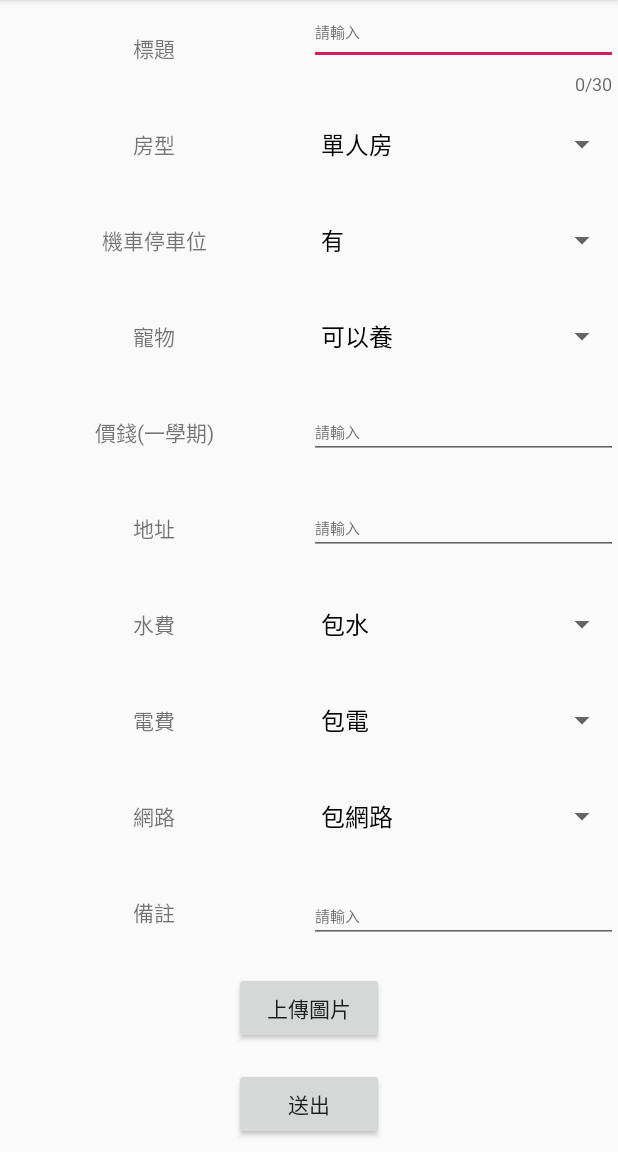
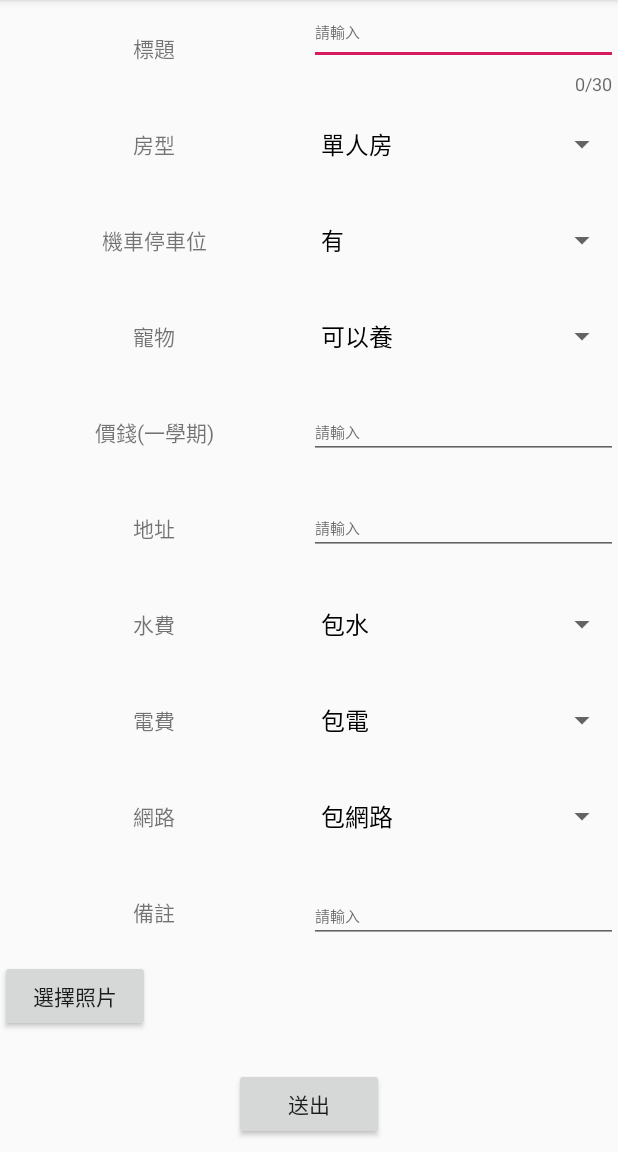
Before and after one commit to Jabo1209/PCCU, an Android app: the fragment FragmentList_upload shown on its own in the app's theme, on a phone screen of 412 x 824 dp, the part 84-1236 px from its top. Run offline under Robolectric (Android 15) with nearby library versions, the phone set to English and light mode, and no system bars; our stand-ins replace Firebase (no records; nobody signed in at launch, a user with empty details on screens opened directly).

Commit message:
2019/06/04

```diff
--- a/app/src/main/java/com/example/pccu/FragmentList_upload.java
+++ b/app/src/main/java/com/example/pccu/FragmentList_upload.java
@@ -1,8 +1,15 @@
 package com.example.pccu;
 
+import android.content.Intent;
+import android.database.Cursor;
+import android.net.Uri;
 import android.os.Bundle;
+import android.provider.OpenableColumns;
 import android.support.annotation.NonNull;
+import android.support.annotation.Nullable;
 import android.support.v4.app.Fragment;
+import android.support.v7.widget.LinearLayoutManager;
+import android.support.v7.widget.RecyclerView;
 import android.util.Log;
 import android.view.LayoutInflater;
 import android.view.View;
@@ -11,32 +18,133 @@ import android.widget.ArrayAdapter;
 import android.widget.Button;
 import android.widget.EditText;
 import android.widget.Spinner;
+import android.widget.Toast;
 
 import com.google.android.gms.tasks.OnFailureListener;
 import com.google.android.gms.tasks.OnSuccessListener;
 import com.google.firebase.auth.FirebaseAuth;
 import com.google.firebase.auth.FirebaseUser;
 import com.google.firebase.firestore.FirebaseFirestore;
+import com.google.firebase.storage.FirebaseStorage;
+import com.google.firebase.storage.StorageReference;
+import com.google.firebase.storage.UploadTask;
 
+import java.util.ArrayList;
 import java.util.Date;
 import java.util.HashMap;
+import java.util.List;
 import java.util.Map;
+
+import static android.app.Activity.RESULT_OK;
 
 
 public class FragmentList_upload extends Fragment {
 
-    Spinner spinner1,spinner2,spinner3,spinner4,spinner5,spinner6;
-    EditText et_title,et_money,et_address,et_remark;
-    Button picture_upload,bt_send;
-    String db_title,db_room,db_parkingspace,db_pet,db_money,db_address,db_waterfee,db_electricityfee,db_internet,db_remark;
-    FirebaseFirestore db;
-    FirebaseUser user;
+    private Spinner spinner1,spinner2,spinner3,spinner4,spinner5,spinner6;
+    private EditText et_title,et_money,et_address,et_remark;
+    private Button bt_send;
+    private String db_title,db_room,db_parkingspace,db_pet,db_money,db_address,db_waterfee,db_electricityfee,db_internet,db_remark;
+    private FirebaseFirestore db;
+    private FirebaseUser user;
+
+    private static final int RESULT_LOAD_IMAGE = 1;
+
+    private Button mSelectBtn;
+    private RecyclerView mUploadList;
+
+    private List<String> fileNameList;
+    private List<String> fileDoneList;
+
+    private UploadListAdapter uploadListAdapter;
+
+    private StorageReference mStorage;
+
 
     @Override
     public View onCreateView(LayoutInflater inflater, ViewGroup container,
                              Bundle savedInstanceState) {
         View view = inflater.inflate(R.layout.activity_upload, container, false);
 
+        initView(view);
+        initData();
+        return view;
+    }
+
+    @Override
+    public void onActivityResult(int requestCode, int resultCode, @Nullable Intent data) {
+        super.onActivityResult(requestCode, resultCode, data);
+
+        if(requestCode == RESULT_LOAD_IMAGE && resultCode == RESULT_OK){
+
+            if(data.getClipData() != null){
+
+                int totalItemsSelected = data.getClipData().getItemCount();
+
+                for(int i = 0; i < totalItemsSelected; i++){
+
+                    Uri fileUri = data.getClipData().getItemAt(i).getUri();
+
+                    String fileName = getFileName(fileUri);
+
+                    fileNameList.add(fileName);
+                    fileDoneList.add("uploading");
+                    uploadListAdapter.notifyDataSetChanged();
+
+                    StorageReference fileToUpload = mStorage.child("Images").child(fileName);
+
+                    final int finalI = i;
+                    fileToUpload.putFile(fileUri).addOnSuccessListener(new OnSuccessListener<UploadTask.TaskSnapshot>() {
+                        @Override
+                        public void onSuccess(UploadTask.TaskSnapshot taskSnapshot) {
+
+                            fileDoneList.remove(finalI);
+                            fileDoneList.add(finalI, "done");
+
+                            uploadListAdapter.notifyDataSetChanged();
+
+                        }
+                    });
+
+                }
+
+                //Toast.makeText(MainActivity.this, "Selected Multiple Files", Toast.LENGTH_SHORT).show();
+
+            } else if (data.getData() != null){
+
+                Toast.makeText(getActivity(), "Selected Single File", Toast.LENGTH_SHORT).show();
+
+            }
+
+        }
+    }
+
+    public String getFileName(Uri uri) {
+        String result = null;
+        if (uri.getScheme().equals("content")) {
+            Cursor cursor = getActivity().getApplicationContext().getContentResolver().query(uri, null, null, null, null);
+            try {
+                if (cursor != null && cursor.moveToFirst()) {
+                    result = cursor.getString(cursor.getColumnIndex(OpenableColumns.DISPLAY_NAME));
+                }
+            } finally {
+                cursor.close();
+            }
+        }
+        if (result == null) {
+            result = uri.getPath();
+            int cut = result.lastIndexOf('/');
+            if (cut != -1) {
+                result = result.substring(cut + 1);
+            }
+        }
+        return result;
+    }
+
+    private void initData(){
+        mStorage = FirebaseStorage.getInstance().getReference();
+    }
+
+    private void initView(View view){
         spinner1=(Spinner)view.findViewById(R.id.spinner1);
         spinner2=(Spinner)view.findViewById(R.id.spinner2);
         spinner3=(Spinner)view.findViewById(R.id.spinner3);
@@ -47,8 +155,34 @@ public class FragmentList_upload extends Fragment {
         et_money=(EditText)view.findViewById(R.id.money);
         et_address=(EditText)view.findViewById(R.id.address);
         et_remark=(EditText)view.findViewById(R.id.remark);
-        picture_upload=(Button)view.findViewById(R.id.picture);
         bt_send=(Button)view.findViewById(R.id.send);
+
+        mSelectBtn = (Button)view.findViewById(R.id.select_btn);
+        mUploadList = (RecyclerView)view.findViewById(R.id.upload_list);
+
+
+        fileNameList = new ArrayList<>();
+        fileDoneList = new ArrayList<>();
+
+        uploadListAdapter = new UploadListAdapter(fileNameList, fileDoneList);
+
+        //RecyclerView
+
+        mUploadList.setLayoutManager(new LinearLayoutManager(getActivity()));
+        mUploadList.setHasFixedSize(true);
+        mUploadList.setAdapter(uploadListAdapter);
+
+        mSelectBtn.setOnClickListener(new View.OnClickListener() {
+            @Override
+            public void onClick(View view) {
+
+                Intent intent = new Intent();
+                intent.setType("image/*");
+                intent.putExtra(Intent.EXTRA_ALLOW_MULTIPLE, true);
+                intent.setAction(Intent.ACTION_GET_CONTENT);
+                startActivityForResult(Intent.createChooser(intent,"Select Picture"), RESULT_LOAD_IMAGE);
+            }
+        });
 
         //房型選單
         final String[] room={"單人房","雙人房","三人房","四人房","家庭式","其他"};
@@ -123,7 +257,7 @@ public class FragmentList_upload extends Fragment {
                 upload.put("Date",new Date());
 
                 db.collection("houseinfo")
-                        .document(user.getUid().toString())
+                        .document(user.getUid())
                         .set(upload)
                         .addOnSuccessListener(new OnSuccessListener<Void>() {
                             @Override
@@ -137,8 +271,8 @@ public class FragmentList_upload extends Fragment {
                                 Log.i("資料庫新增", "新增失敗");
                             }
                         });
+                Toast.makeText(getActivity(),"上傳成功", Toast.LENGTH_SHORT).show();
             }
         });
-        return view;
     }
 }
--- a/app/src/main/java/com/example/pccu/Registered.java
+++ b/app/src/main/java/com/example/pccu/Registered.java
@@ -172,7 +172,7 @@ public class Registered extends AppCompatActivity {
                                                 }
                                             });
                                     Intent intent = new Intent();
-                                    intent.setClass(Registered.this, MainActivity.class);
+                                    intent.setClass(Registered.this, landlordsigninsuccess.class);
                                     startActivity(intent);
                                     finish();
                                 } else {
--- a/app/src/main/java/com/example/pccu/Signin.java
+++ b/app/src/main/java/com/example/pccu/Signin.java
@@ -113,7 +113,7 @@ public class Signin extends AppCompatActivity {
                                         if (landlordId.equals(account)) {
                                             Log.i("比對結果", "比對成功");
                                             Intent intent = new Intent();
-                                            intent.setClass(Signin.this, bottombar.class);
+                                            intent.setClass(Signin.this, landlordsigninsuccess.class);
                                             startActivity(intent);
                                         } else if (studentId.equals(account)) {
                                             Log.i("比對結果", "比對成功");
--- /dev/null
+++ b/app/src/main/java/com/example/pccu/UploadListAdapter.java
@@ -0,0 +1,79 @@
+package com.example.pccu;
+
+import android.support.v7.widget.RecyclerView;
+import android.view.LayoutInflater;
+import android.view.View;
+import android.view.ViewGroup;
+import android.widget.ImageView;
+import android.widget.TextView;
+
+import java.util.List;
+
+
+
+public class UploadListAdapter extends RecyclerView.Adapter<UploadListAdapter.ViewHolder>{
+
+    public List<String> fileNameList;
+    public List<String> fileDoneList;
+
+    public UploadListAdapter(List<String> fileNameList, List<String>fileDoneList){
+
+        this.fileDoneList = fileDoneList;
+        this.fileNameList = fileNameList;
+
+    }
+
+    @Override
+    public ViewHolder onCreateViewHolder(ViewGroup parent, int viewType) {
+
+        View v = LayoutInflater.from(parent.getContext()).inflate(R.layout.list_item_single, parent, false);
+        return new ViewHolder(v);
+
+    }
+
+    @Override
+    public void onBindViewHolder(ViewHolder holder, int position) {
+
+        String fileName = fileNameList.get(position);
+        holder.fileNameView.setText(fileName);
+
+        String fileDone = fileDoneList.get(position);
+
+        if(fileDone.equals("uploading")){
+
+            holder.fileDoneView.setImageResource(R.mipmap.progress);
+
+        } else {
+
+            holder.fileDoneView.setImageResource(R.mipmap.checked);
+
+        }
+
+    }
+
+    @Override
+    public int getItemCount() {
+        return fileNameList.size();
+    }
+
+    public class ViewHolder extends RecyclerView.ViewHolder {
+
+        View mView;
+
+        public TextView fileNameView;
+        public ImageView fileDoneView;
+
+        public ViewHolder(View itemView) {
+            super(itemView);
+
+            mView = itemView;
+
+            fileNameView = (TextView) mView.findViewById(R.id.upload_filename);
+            fileDoneView = (ImageView) mView.findViewById(R.id.upload_loading);
+
+
+        }
+
+    }
+
+}
--- a/app/src/main/java/com/example/pccu/bottombar.java
+++ b/app/src/main/java/com/example/pccu/landlordsigninsuccess.java
@@ -11,7 +11,7 @@ import java.util.List;
 
 
 
-public class bottombar extends AppCompatActivity {
+public class landlordsigninsuccess extends AppCompatActivity {
 
     private ViewPager myViewPager;
     private TabLayout tabLayout;
@@ -41,7 +41,7 @@ public class bottombar extends AppCompatActivity {
         FragmentList_homepage myFragment0 = new FragmentList_homepage();
         FragmentList_houseinfo myFragment1 = new FragmentList_houseinfo();
         FragmentList_upload myFragment2 = new FragmentList_upload();
-        FragmentList_chateoom myFragment3 = new FragmentList_chateoom();
+        FragmentList_chateroom myFragment3 = new FragmentList_chateroom();
         FragmentList_menu myFragment4 = new FragmentList_menu();
         List<Fragment> fragmentList = new ArrayList<Fragment>();
         fragmentList.add(myFragment0);
--- a/app/src/main/res/layout/activity_chatroom.xml
+++ b/app/src/main/res/layout/activity_chatroom.xml
@@ -4,8 +4,7 @@
     xmlns:tools="http://schemas.android.com/tools"
     android:layout_width="match_parent"
     android:layout_height="match_parent"
-    android:orientation="vertical"
-    tools:context=".FragmentList_chateoom$chatroom">
+    android:orientation="vertical">
 
     <LinearLayout
         android:layout_width="match_parent"
--- a/app/src/main/res/layout/activity_upload.xml
+++ b/app/src/main/res/layout/activity_upload.xml
@@ -9,34 +9,34 @@
     <LinearLayout
         android:layout_width="match_parent"
         android:layout_height="0dp"
-        android:orientation="horizontal"
         android:layout_gravity="center"
-        android:layout_weight="1">
+        android:layout_weight="1"
+        android:orientation="horizontal">
 
         <TextView
             android:id="@+id/textview"
             android:layout_width="0dp"
             android:layout_height="match_parent"
+            android:layout_weight="1"
             android:gravity="center"
-            android:layout_weight="1"
             android:text="@string/title" />
 
         <android.support.design.widget.TextInputLayout
             android:layout_width="0dp"
             android:layout_height="match_parent"
             android:layout_weight="1"
-            app:hintEnabled="false"
             app:counterEnabled="true"
-            app:counterMaxLength="30">
+            app:counterMaxLength="30"
+            app:hintEnabled="false">
 
             <EditText
                 android:id="@+id/title"
                 android:layout_width="match_parent"
                 android:layout_height="match_parent"
                 android:layout_weight="1"
+                android:hint="@string/type_in"
                 android:singleLine="true"
-                android:hint="@string/type_in"
-                android:textSize="10dp"/>
+                android:textSize="10dp" />
 
         </android.support.design.widget.TextInputLayout>
     </LinearLayout>
@@ -44,33 +44,33 @@
     <LinearLayout
         android:layout_width="match_parent"
         android:layout_height="0dp"
-        android:orientation="horizontal"
         android:layout_gravity="center"
-        android:layout_weight="1">
+        android:layout_weight="1"
+        android:orientation="horizontal">
 
         <TextView
             android:id="@+id/textView11"
             android:layout_width="0dp"
             android:layout_height="match_parent"
+            android:layout_weight="1"
             android:gravity="center"
-            android:layout_weight="1"
             android:text="@string/room" />
 
         <Spinner
             android:id="@+id/spinner1"
             android:layout_width="0dp"
             android:layout_height="wrap_content"
-            android:layout_weight="1"
-            android:layout_gravity="center"/>
+            android:layout_gravity="center"
+            android:layout_weight="1" />
 
     </LinearLayout>
 
     <LinearLayout
         android:layout_width="match_parent"
         android:layout_height="0dp"
-        android:orientation="horizontal"
         android:layout_gravity="center"
-        android:layout_weight="1">
+        android:layout_weight="1"
+        android:orientation="horizontal">
 
         <TextView
             android:id="@+id/textView13"
@@ -84,16 +84,16 @@
             android:id="@+id/spinner2"
             android:layout_width="0dp"
             android:layout_height="wrap_content"
-            android:layout_weight="1"
-            android:layout_gravity="center"/>
+            android:layout_gravity="center"
+            android:layout_weight="1" />
 
     </LinearLayout>
 
     <LinearLayout
         android:layout_width="match_parent"
         android:layout_height="0dp"
-        android:orientation="horizontal"
-        android:layout_weight="1">
+        android:layout_weight="1"
+        android:orientation="horizontal">
 
         <TextView
             android:id="@+id/textView15"
@@ -107,16 +107,16 @@
             android:id="@+id/spinner3"
             android:layout_width="match_parent"
             android:layout_height="wrap_content"
-            android:layout_weight="1"
-            android:layout_gravity="center"/>
+            android:layout_gravity="center"
+            android:layout_weight="1" />
 
     </LinearLayout>
 
     <LinearLayout
         android:layout_width="match_parent"
         android:layout_height="0dp"
-        android:orientation="horizontal"
-        android:layout_weight="1">
+        android:layout_weight="1"
+        android:orientation="horizontal">
 
         <TextView
             android:id="@+id/textView17"
@@ -138,15 +138,15 @@
                 android:layout_height="wrap_content"
                 android:layout_weight="1"
                 android:hint="@string/type_in"
-                android:textSize="10dp"/>
+                android:textSize="10dp" />
         </android.support.design.widget.TextInputLayout>
     </LinearLayout>
 
     <LinearLayout
         android:layout_width="match_parent"
         android:layout_height="0dp"
-        android:orientation="horizontal"
-        android:layout_weight="1">
+        android:layout_weight="1"
+        android:orientation="horizontal">
 
         <TextView
             android:id="@+id/textView19"
@@ -167,16 +167,16 @@
                 android:layout_width="match_parent"
                 android:layout_height="wrap_content"
                 android:layout_weight="1"
-                android:textSize="10dp"
-                android:hint="@string/type_in" />
+                android:hint="@string/type_in"
+                android:textSize="10dp" />
         </android.support.design.widget.TextInputLayout>
     </LinearLayout>
 
     <LinearLayout
         android:layout_width="match_parent"
         android:layout_height="0dp"
-        android:orientation="horizontal"
-        android:layout_weight="1">
+        android:layout_weight="1"
+        android:orientation="horizontal">
 
         <TextView
             android:id="@+id/textView21"
@@ -190,8 +190,8 @@
             android:id="@+id/spinner4"
             android:layout_width="match_parent"
             android:layout_height="wrap_content"
-            android:layout_weight="1"
-            android:layout_gravity="center"/>
+            android:layout_gravity="center"
+            android:layout_weight="1" />
 
     </LinearLayout>
 
@@ -213,8 +213,8 @@
             android:id="@+id/spinner5"
             android:layout_width="match_parent"
             android:layout_height="wrap_content"
-            android:layout_weight="1"
-            android:layout_gravity="center"/>
+            android:layout_gravity="center"
+            android:layout_weight="1" />
     </LinearLayout>
 
     <LinearLayout
@@ -235,8 +235,8 @@
             android:id="@+id/spinner6"
             android:layout_width="match_parent"
             android:layout_height="wrap_content"
-            android:layout_weight="1"
-            android:layout_gravity="center"/>
+            android:layout_gravity="center"
+            android:layout_weight="1" />
     </LinearLayout>
 
     <LinearLayout
@@ -258,9 +258,9 @@
             android:layout_width="0dp"
             android:layout_height="wrap_content"
             android:layout_weight="1"
+            android:hint="@string/type_in"
             android:singleLine="true"
-            android:textSize="10dp"
-            android:hint="@string/type_in" />
+            android:textSize="10dp" />
     </LinearLayout>
 
     <LinearLayout
@@ -270,11 +270,28 @@
         android:gravity="center"
         android:orientation="horizontal">
 
-        <Button
-            android:id="@+id/picture"
-            android:layout_width="100dp"
-            android:layout_height="wrap_content"
-            android:text="@string/upload_image" />
+        <RelativeLayout
+            android:layout_width="match_parent"
+            android:layout_height="match_parent"
+            android:scrollbars="vertical">
+
+            <Button
+                android:id="@+id/select_btn"
+                android:layout_width="100dp"
+                android:layout_height="wrap_content"
+                android:text="@string/pick_img" />
+
+
+            <android.support.v7.widget.RecyclerView
+                android:id="@+id/upload_list"
+                android:layout_width="match_parent"
+                android:layout_height="match_parent"
+                android:layout_toRightOf="@+id/select_btn"
+                android:layout_centerHorizontal="true" >
+            </android.support.v7.widget.RecyclerView>
+
+        </RelativeLayout>
+
     </LinearLayout>
 
     <LinearLayout
--- a/app/src/main/res/values/strings.xml
+++ b/app/src/main/res/values/strings.xml
@@ -37,4 +37,8 @@
     <string name="upload_image">上傳圖片</string>
     <string name="type_in">請輸入</string>
     <string name="send">送出</string>
+    <string name="plz_pick_img">請選擇照片</string>
+    <string name="loading_img_fail">讀取圖片失敗</string>
+    <string name="pick_img">選擇照片</string>
+    <string name="upload_success">上傳成功</string>
 </resources>
```
Also changed, not shown: app/build.gradle (+6 -2 lines), app/src/main/AndroidManifest.xml (+5 -3 lines), app/src/main/java/com/example/pccu/FragmentList_chateroom.java (renamed from app/src/main/java/com/example/pccu/FragmentList_chateoom.java, +1 -11 lines), app/src/main/res/layout/list_item_single.xml (added, +41 -0 lines), app/src/main/res/drawable/image.png (added), app/src/main/res/mipmap-hdpi/checked.png (added), app/src/main/res/mipmap-hdpi/progress.png (added), 3 other files.
